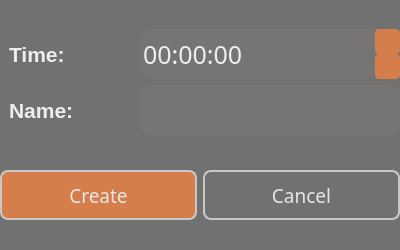
Qt form SmartTimer/addalarmdialog.ui (secondYearProjects/SmartTimer) before a commit.
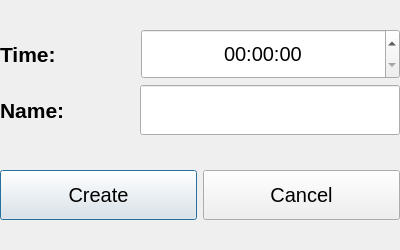
The same form after that commit. Icons and pictures are not drawn.

Diff of the .ui file:
```diff
--- a/SmartTimer/addalarmdialog.ui
+++ b/SmartTimer/addalarmdialog.ui
@@ -32,81 +32,7 @@
     </rect>
    </property>
    <property name="styleSheet">
-    <string notr="true">QWidget {
-	
-	background-color: rgb(113, 113, 113);
-
-}
-
-QLabel {
-	color: rgb(238, 238, 236);
-	font: bold;
-	margin-left: 3px;
-}
-
-QPushButton {
-	background-color: rgb(113, 113, 113);	
-	border: 2px solid rgb(200,200,200);
-	border-radius: 8px;
-	
-	font: 14pt bold;
-	color: rgb(230,230,230);
-}
-
-QPushButton#createButton {
-	
-	background-color: rgb(213, 126, 76);
-}
-
-QPushButton#createButton:hover {
-	background-color: rgb(220, 136, 86);
-}
-
-QPushButton#cancelButton:hover {
-	background-color: rgb(123, 123, 123);
-}
-
-QLineEdit {
-	border-radius: 10px;
-	color: rgb(238, 238, 236);
-	background-color: rgb(255, 204, 157,10);
-}
-
-QTimeEdit {
-	border-radius: 10px;
-	color: rgb(238, 238, 236);
-	font: 19pt bold;
-	background-color: rgb(255, 204, 157,10);
-}
-
-QTimeEdit::up-button  {
-	subcontrol-origin: border;
-	 subcontrol-position: top right;	
-
-	background-color: rgb(213, 126, 76);
-	width: 25px;
-	height: 25px;
-	border-width: 3px;
-	border-color: rgb(85, 87, 83);
-	border-radius: 4px;
-
-	margin-bottom: 2px;
-}
-
-QTimeEdit::down-button  {
-	subcontrol-origin: border;
-	subcontrol-position: bottom right;
-
-	background-color: rgb(213, 126, 76);
-	width: 25px;
-	height: 25px;
-	border-width: 3px;
-	border-color: rgb(85, 87, 83);
-	border-radius: 4px;
-	margin-top: 2px;
-}
-
-</string>
+    <string notr="true"/>
    </property>
    <layout class="QVBoxLayout" name="verticalLayout_2">
     <item>
@@ -149,6 +75,9 @@
             <height>50</height>
            </size>
           </property>
+          <property name="alignment">
+           <set>Qt::AlignCenter</set>
+          </property>
          </widget>
         </item>
        </layout>
```
